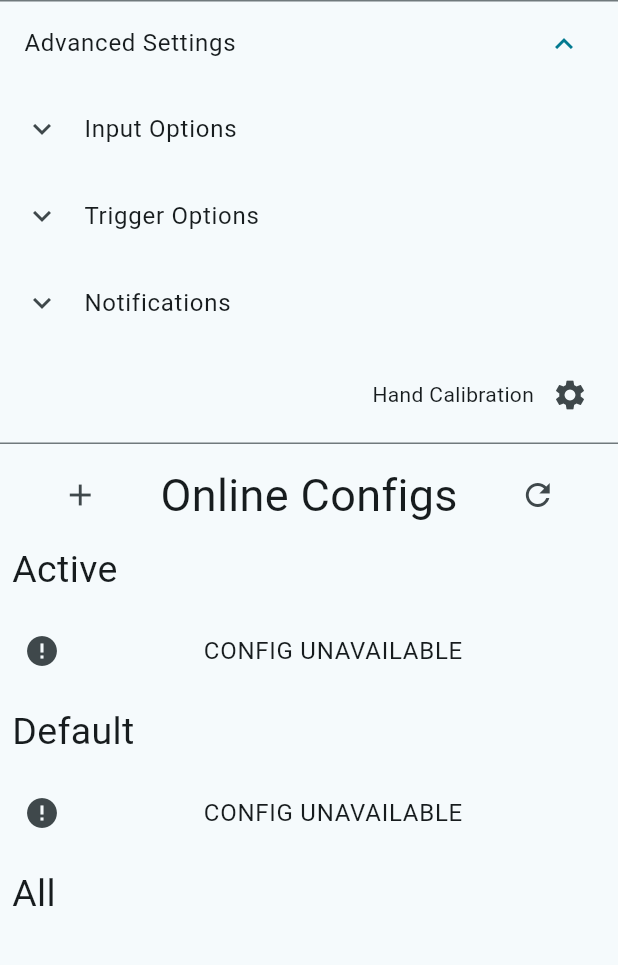
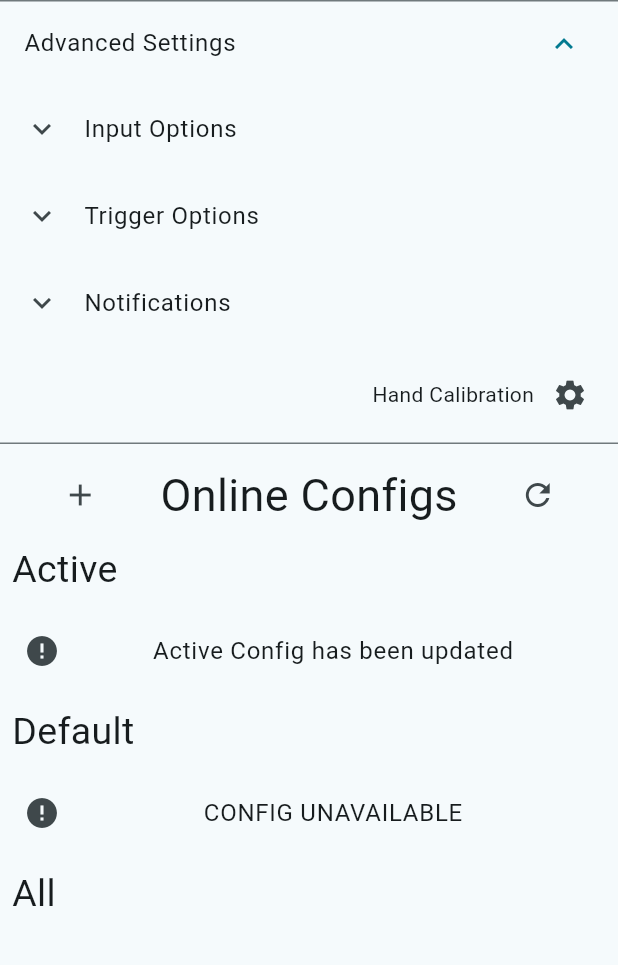
Before and after one commit to ms-840/bionic_interface_new, a Flutter app: the ConfigScreen screen opened by its route, after a tap on "Advanced Settings", on a phone screen of 412 x 824 dp, the part 84-1049 px from its top. Run offline on Flutter 3.47's test engine with Material 3 defaults, Android fonts, the phone set to English and light mode, and no system bars; our stand-ins replace cloud_firestore, firebase_auth, firebase_core, fl_chart, flutter_blue_plus, go_router and 1 more; missing offline and left inert: firebase_ui_auth, flutter_reactive_ble; accounts and stored records are empty.

Commit message:
improved config page

```diff
--- a/lib/screens/config_screen.dart
+++ b/lib/screens/config_screen.dart
@@ -137,7 +137,7 @@ class _ConfigScreenState extends State<ConfigScreen>{
         ),
       );
     }
-
+    checkActiveConfig();
     return Scaffold(
       floatingActionButtonLocation: FloatingActionButtonLocation.endTop,
       appBar: AppBar(
@@ -198,7 +198,7 @@ class _ConfigScreenState extends State<ConfigScreen>{
                 ],
               ),
               titleText("Active"),
-              configListTile(activeConfig),
+              configListTile(activeConfig, message: "Active Config has been updated"),
               titleText("Default"),
               configListTile(defaultConfig),
               titleText("All"),
@@ -211,10 +211,11 @@ class _ConfigScreenState extends State<ConfigScreen>{
                     return Dismissible(
                       key: Key(config.documentID),
                         confirmDismiss: (direction) async{
+                        print("dismissed");
                         if(config.clinician || config.userID != firebaseHandler.currentUser!.uid){
                           return false;
                         }
-                        else if (config.documentID == activeConfig!.documentID){
+                        else if (activeConfig!=null && config.documentID == activeConfig!.documentID){
                           return false;
                         }
                             final result = await showDialog(
@@ -250,16 +251,15 @@ class _ConfigScreenState extends State<ConfigScreen>{
     );
   }
 
-  ListTile configListTile(OnlineConfig? config){
+  ListTile configListTile(OnlineConfig? config, {String? message}){
     if(config == null){
-      return const ListTile(
+      return ListTile(
         title: Column(
           children: [
-            Text("CONFIG UNAVAILABLE"),
+            message !=null? Text(message): const Text("CONFIG UNAVAILABLE"),
           ],
         ),
-        leading: Icon(Icons.error),
-        //TODO: this should be used to indicate if a config is saved by the user or someone else
+        leading: const Icon(Icons.error),
       );
     }
     else{
@@ -270,8 +270,8 @@ class _ConfigScreenState extends State<ConfigScreen>{
             Text(config.dateSaved.toDate().toString()),
           ],
         ),
-        leading: Image.asset('assets/images/logo.png', fit: BoxFit.contain, height: 50,),
-        //TODO: this should be used to indicate if a config is saved by the user or someone else
+        leading: Image.asset(
+          config.clinician?'assets/images/logo_grey.png':'assets/images/logo.png', fit: BoxFit.contain, height: 50,),
         onTap: () async{
             await showDialog(
                 context: context,
@@ -280,7 +280,7 @@ class _ConfigScreenState extends State<ConfigScreen>{
             );
         },
         onLongPress: ()async{
-          if(activeConfig!.documentID!=config.documentID) {
+          if(activeConfig == null || activeConfig!.documentID!=config.documentID) {
             final result = await showDialog(
                 context: context,
                 builder: (context) =>
@@ -441,7 +441,15 @@ class _ConfigScreenState extends State<ConfigScreen>{
     final configID = await firebaseHandler.getActiveConfigID(bleInterface.deviceSerialNumber!);
     final config = onlineConfigs.where((config) => config.documentID == configID);
     if(config.isNotEmpty){
-      setState(() {activeConfig = config.first;});
+      if(config.first.config == generalHandler.currentUser.configToJSON()){
+        setState(() {activeConfig = config.first;});
+      }
+      else{
+        setState(() {
+          activeConfig = null;
+        });
+      }
+
     }
     else{
       setState(() {
@@ -450,7 +458,20 @@ class _ConfigScreenState extends State<ConfigScreen>{
     }
   }
 
+  ///Checks if the config designated on firebase is the one currently active on the app
+  void checkActiveConfig(){
+    if(activeConfig == null){
+      return;
+    }
+    else if(activeConfig!.config != generalHandler.currentUser.configToJSON()){
+      setState(() {
+        activeConfig = null;
+      });
+    }
+  }
 }
+
+
 
 /// just an easier representation of the online configs
 class OnlineConfig{
```
